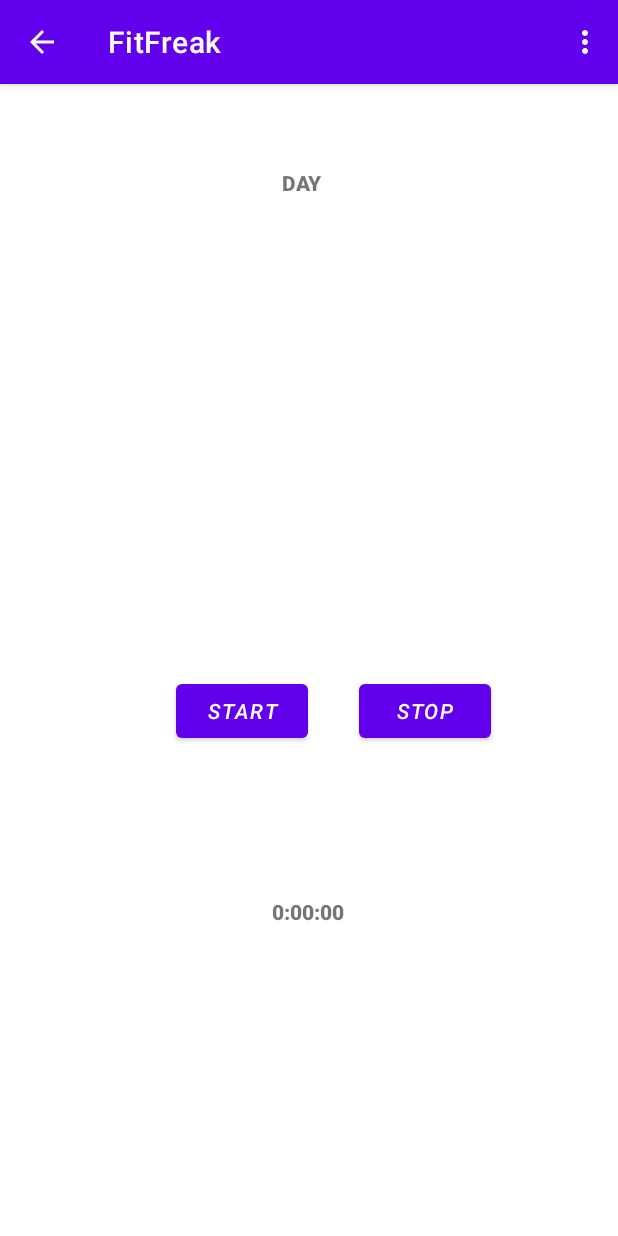
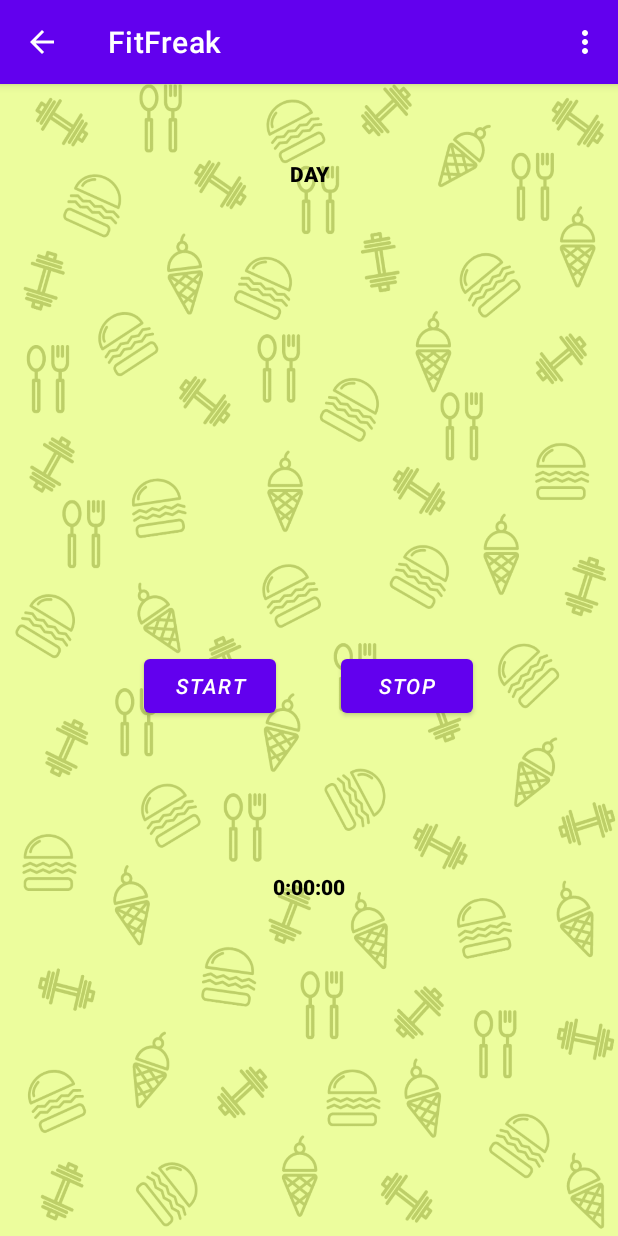
Before and after one commit to ShripadBhat27/FitFreak, an Android app: the MainActivity screen opened directly, with no data from a screen before it, on a phone screen of 412 x 824 dp. Run offline under Robolectric (Android 15) with nearby library versions, the phone set to English and light mode, and no system bars; our stand-ins replace Firebase (no records; nobody signed in at launch, a user with empty details on screens opened directly); 1 statement that could not run was skipped.

Commit message:
FINAL 2.0

```diff
--- a/app/src/main/java/com/example/fitfreak/CustomAdapter.java
+++ b/app/src/main/java/com/example/fitfreak/CustomAdapter.java
@@ -35,12 +35,12 @@ public class CustomAdapter extends ArrayAdapter {
         int numsteps=data.get(position);
 
         Rdays.setText("Day # "+(position+1));
-        Rsteps.setText("No of Steps :"+numsteps);
+        Rsteps.setText("Number of Steps: "+numsteps);
         double meter=(1000*numsteps)/1350;
-        Rdistance.setText("Distance Covered :" + String.format("%.3f",meter/1000));
+        Rdistance.setText("Distance Covered: " + String.format("%.3f",meter/1000)+" KCAL");
         double caloriesburned=meter*76/1000;
 
-        Rcalories.setText("Calories Burned :"+String.format("%.2f",caloriesburned));
+        Rcalories.setText("Calories Burned: "+String.format("%.2f",caloriesburned)+" KM");
 
 
         return view;
--- a/app/src/main/java/com/example/fitfreak/MainActivity.java
+++ b/app/src/main/java/com/example/fitfreak/MainActivity.java
@@ -179,10 +179,10 @@ public class MainActivity extends AppCompatActivity implements SensorEventListen
         steps.setText(TEXT_NUM_STEPS + numSteps);
 
         double meter=(1000*numSteps)/1350;
-        distance.setText("DISTANCE: " + String.format("%.3f",meter/1000)+" KM");
+        distance.setText("Distance Covered: " + String.format("%.3f",meter/1000)+" KM");
         double caloriesburned=meter*76/1000;
 
-        calories.setText("Calories: "+String.format("%.2f",caloriesburned)+" KCAL");
+        calories.setText("Calories Burned: "+String.format("%.2f",caloriesburned)+" KCAL");
 
     }
 
--- a/app/src/main/res/layout/activity_dashboard.xml
+++ b/app/src/main/res/layout/activity_dashboard.xml
@@ -7,6 +7,7 @@
     android:orientation="vertical"
     android:gravity="center"
     android:padding="8dp"
+    android:background="@drawable/appbg"
     tools:context=".dashboard">
 
     <androidx.cardview.widget.CardView
--- a/app/src/main/res/layout/activity_login.xml
+++ b/app/src/main/res/layout/activity_login.xml
@@ -4,6 +4,7 @@
     xmlns:tools="http://schemas.android.com/tools"
     android:layout_width="match_parent"
     android:layout_height="match_parent"
+    android:layout_margin="10dp"
     tools:context=".Login">
 
     <ProgressBar
@@ -78,8 +79,7 @@
             android:id="@+id/mEmail"
             android:layout_width="match_parent"
             android:layout_height="wrap_content"
-
-            android:hint="Email" />
+            android:hint="Email"/>
 
     </com.google.android.material.textfield.TextInputLayout>
 </androidx.constraintlayout.widget.ConstraintLayout>
--- a/app/src/main/res/layout/activity_main.xml
+++ b/app/src/main/res/layout/activity_main.xml
@@ -5,64 +5,75 @@
     android:layout_width="match_parent"
     android:layout_height="match_parent"
     tools:context=".MainActivity"
-    android:layout_margin="10dp">
+    android:background="@drawable/appbg">
 
     <TextView
         android:id="@+id/DAYS"
-        android:layout_width="wrap_content"
+        android:layout_width="0dp"
         android:layout_height="wrap_content"
-        android:layout_marginStart="178dp"
-        android:layout_marginTop="46dp"
+        android:layout_marginStart="16dp"
+        android:layout_marginTop="50dp"
+        android:layout_marginEnd="16dp"
+        android:fontFamily="sans-serif-black"
         android:text="DAY"
         android:textStyle="bold"
-        android:fontFamily="sans-serif-black"
+        android:textColor="@color/black"
+        android:textAlignment="center"
+        app:layout_constraintEnd_toEndOf="parent"
         app:layout_constraintStart_toStartOf="parent"
         app:layout_constraintTop_toTopOf="parent" />
 
     <TextView
         android:id="@+id/steps"
-        android:layout_width="wrap_content"
+        android:layout_width="0dp"
         android:layout_height="wrap_content"
+        android:layout_marginTop="70dp"
+        android:layout_marginStart="16dp"
+        android:layout_marginEnd="16dp"
+        android:fontFamily="sans-serif-black"
         android:textStyle="bold"
-        android:fontFamily="sans-serif-black"
-        app:layout_constraintBottom_toBottomOf="parent"
-        app:layout_constraintHorizontal_bias="0.498"
+        android:textColor="@color/black"
+        android:textAlignment="center"
+        app:layout_constraintHorizontal_bias="0.0"
         app:layout_constraintLeft_toLeftOf="parent"
         app:layout_constraintRight_toRightOf="parent"
-        app:layout_constraintTop_toTopOf="parent"
-        app:layout_constraintVertical_bias="0.205" />
+        app:layout_constraintTop_toBottomOf="@+id/DAYS" />
 
     <Button
         android:id="@+id/btn_start"
         android:layout_width="wrap_content"
         android:layout_height="wrap_content"
+        android:layout_marginTop="80dp"
         android:text="START"
         android:textStyle="italic"
-        app:layout_constraintBottom_toBottomOf="parent"
         app:layout_constraintEnd_toEndOf="parent"
-        app:layout_constraintHorizontal_bias="0.352"
+        app:layout_constraintHorizontal_bias="0.296"
         app:layout_constraintStart_toStartOf="parent"
-        app:layout_constraintTop_toTopOf="parent"
-        app:layout_constraintVertical_bias="0.549" />
+        app:layout_constraintTop_toBottomOf="@+id/distance" />
 
     <Button
         android:id="@+id/btn_stop"
         android:layout_width="wrap_content"
         android:layout_height="wrap_content"
+        android:layout_marginTop="80dp"
         android:text="STOP"
         android:textStyle="italic"
-        app:layout_constraintBottom_toBottomOf="@+id/btn_start"
         app:layout_constraintEnd_toEndOf="parent"
         app:layout_constraintHorizontal_bias="0.311"
-        app:layout_constraintStart_toEndOf="@+id/btn_start" />
+        app:layout_constraintStart_toEndOf="@+id/btn_start"
+        app:layout_constraintTop_toBottomOf="@+id/distance" />
 
     <TextView
         android:id="@+id/clock"
-        android:layout_width="wrap_content"
+        android:layout_width="0dp"
         android:layout_height="wrap_content"
+        android:layout_marginStart="16dp"
         android:layout_marginTop="100dp"
+        android:layout_marginEnd="16dp"
+        android:fontFamily="sans-serif-black"
+        android:textAlignment="center"
         android:textStyle="bold"
-        android:fontFamily="sans-serif-black"
+        android:textColor="@color/black"
         app:layout_constraintEnd_toEndOf="parent"
         app:layout_constraintHorizontal_bias="0.498"
         app:layout_constraintStart_toStartOf="parent"
@@ -70,26 +81,33 @@
 
     <TextView
         android:id="@+id/calorie_intake_content"
-        android:layout_width="wrap_content"
+        android:layout_width="0dp"
         android:layout_height="wrap_content"
+        android:layout_marginStart="16dp"
+        android:layout_marginTop="50dp"
+        android:layout_marginEnd="16dp"
+        android:fontFamily="sans-serif-black"
+        android:textAlignment="center"
         android:textStyle="bold"
-        android:fontFamily="sans-serif-black"
-        app:layout_constraintBottom_toTopOf="@+id/btn_start"
+        android:textColor="@color/black"
         app:layout_constraintEnd_toEndOf="parent"
-        app:layout_constraintHorizontal_bias="0.535"
+        app:layout_constraintHorizontal_bias="0.0"
         app:layout_constraintStart_toStartOf="parent"
-        app:layout_constraintTop_toTopOf="parent"
-        app:layout_constraintVertical_bias="0.629" />
+        app:layout_constraintTop_toBottomOf="@+id/steps" />
 
     <TextView
         android:id="@+id/distance"
-        android:layout_width="wrap_content"
+        android:layout_width="0dp"
         android:layout_height="wrap_content"
+        android:layout_marginStart="16dp"
+        android:layout_marginTop="50dp"
+        android:layout_marginEnd="16dp"
+        android:fontFamily="sans-serif-black"
+        android:textAlignment="center"
         android:textStyle="bold"
-        android:fontFamily="sans-serif-black"
-        app:layout_constraintBottom_toTopOf="@+id/btn_start"
+        android:textColor="@color/black"
         app:layout_constraintEnd_toEndOf="parent"
-        app:layout_constraintHorizontal_bias="0.5"
+        app:layout_constraintHorizontal_bias="0.0"
         app:layout_constraintStart_toStartOf="parent"
         app:layout_constraintTop_toBottomOf="@+id/calorie_intake_content" />
 
--- a/app/src/main/res/layout/activity_register.xml
+++ b/app/src/main/res/layout/activity_register.xml
@@ -4,6 +4,7 @@
     xmlns:tools="http://schemas.android.com/tools"
     android:layout_width="match_parent"
     android:layout_height="match_parent"
+    android:layout_margin="10dp"
     tools:context=".Register">
 
     <com.google.android.material.textfield.TextInputLayout
```
Also changed, not shown: app/src/main/java/com/example/fitfreak/caloriecal.java (+25 -18 lines), app/src/main/res/layout/activity_caloriecal.xml (+35 -29 lines), app/src/main/res/layout/activity_my_profile.xml (+45 -30 lines), app/src/main/res/layout/row.xml (+11 -13 lines), app/src/main/res/layout/top_feed_layout.xml (+13 -8 lines), app/src/main/res/drawable/appbg.png (added).
